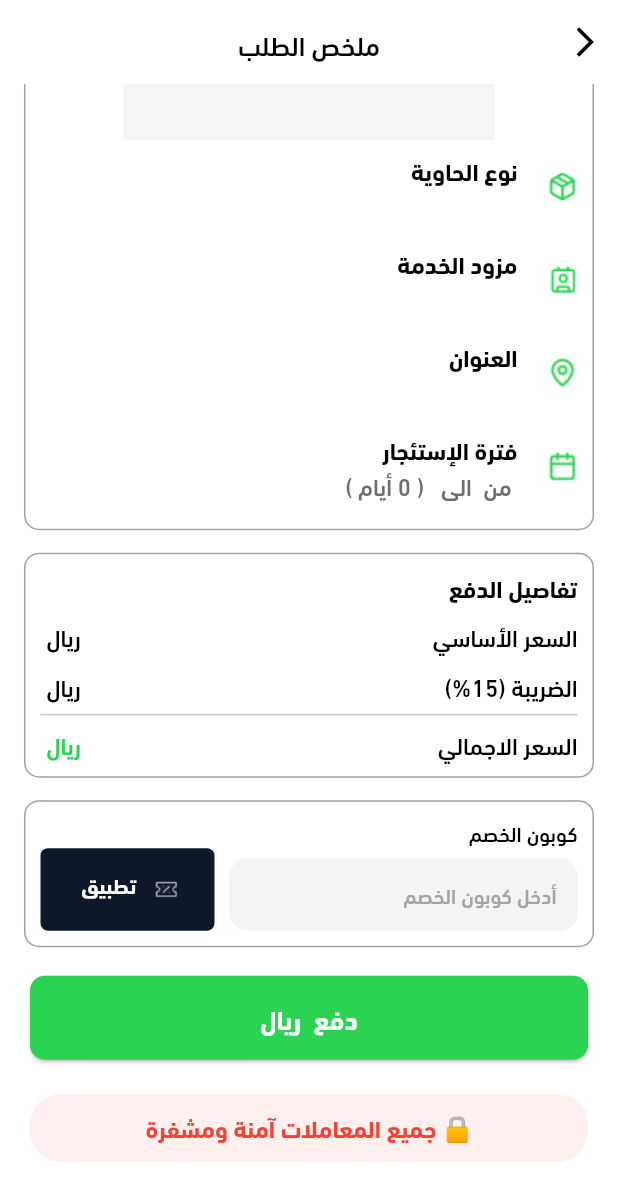
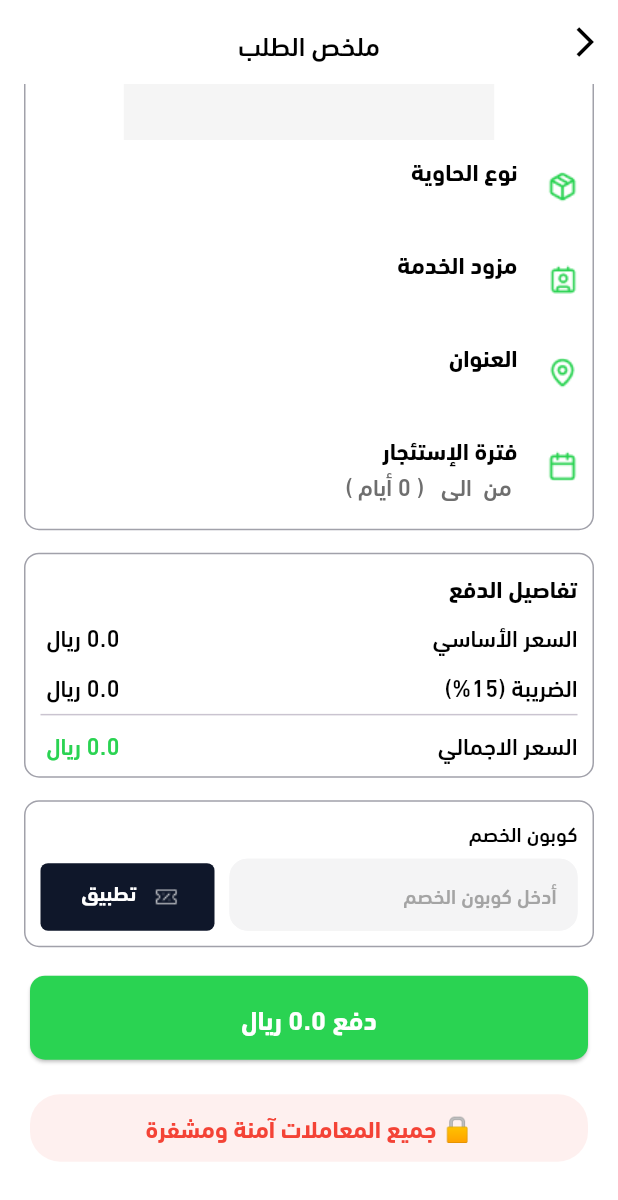
Before and after one commit to hawiaplus-maker/Hawiah-Plus, a Flutter app: the OrderReviewDetailes screen opened directly with empty values, scrolled down 142 dp, on a phone screen of 412 x 824 dp. Shown: the top 1200 px of the screen. Run offline on Flutter 3.47's test engine with Material 3 defaults, Android fonts, the light colour scheme and no system bars; our stand-ins replace bloc, bot_toast, cached_network_image, carousel_slider, cloud_firestore, connectivity_plus and 35 more; missing offline and left inert: defer_pointer, webview_flutter_android, webview_flutter_wkwebview; accounts and stored records are empty; network calls fail; project files that could hold a hidden picture were left out.

Commit message:
payment And coupone done

```diff
--- a/lib/core/networking/urls.dart
+++ b/lib/core/networking/urls.dart
@@ -55,4 +55,5 @@ class Urls {
   }
 
   static String deleteNotification(int id) => '${baseUrl}notifications/$id';
+  static String applayCoupon = '${baseUrl}coupon/check';
 }
--- a/lib/features/home/execution/screen/order_review_detailes.dart
+++ b/lib/features/home/execution/screen/order_review_detailes.dart
@@ -1,13 +1,20 @@
+import 'dart:developer';
+
 import 'package:easy_localization/easy_localization.dart';
 import 'package:flutter/material.dart';
+import 'package:flutter_bloc/flutter_bloc.dart';
 import 'package:hawiah_client/core/custom_widgets/custom_app_bar.dart';
 import 'package:hawiah_client/core/locale/app_locale_key.dart';
 import 'package:hawiah_client/core/theme/app_colors.dart';
 import 'package:hawiah_client/core/theme/app_text_style.dart';
+import 'package:hawiah_client/core/utils/common_methods.dart';
+import 'package:hawiah_client/core/utils/navigator_methods.dart';
 import 'package:hawiah_client/features/home/execution/widget/coupone_widget.dart';
 import 'package:hawiah_client/features/home/execution/widget/order_detailes_widget.dart';
 import 'package:hawiah_client/features/home/execution/widget/order_details_pricing_section.dart';
 import 'package:hawiah_client/features/order/presentation/model/order_details_model.dart';
+import 'package:hawiah_client/features/order/presentation/order-cubit/order-cubit.dart';
+import 'package:hawiah_client/features/order/presentation/screens/payment_web_view.dart';
 
 class OrderReviewDetailes extends StatelessWidget {
   const OrderReviewDetailes({super.key, required this.ordersModel});
@@ -15,6 +22,11 @@ class OrderReviewDetailes extends StatelessWidget {
   final OrderDetailsModel ordersModel;
   @override
   Widget build(BuildContext context) {
+    final rawValue = ordersModel.totalPrice.toString().replaceAll(',', '');
+    final double mainPrice = double.tryParse(rawValue) ?? 0.0;
+
+    final double tax = mainPrice * 0.15;
+    final double total = mainPrice + tax;
     return Scaffold(
       appBar: CustomAppBar(context, titleText: AppLocaleKey.orderSummary.tr()),
       body: SingleChildScrollView(
@@ -33,7 +45,29 @@ class OrderReviewDetailes extends StatelessWidget {
             SizedBox(
               height: 15,
             ),
-            SizedBox(
+            GestureDetector(
+              onTap: () {
+                log("get payment link");
+                context.read<OrderCubit>().getPaymentLink(
+                    orderId: ordersModel.id!,
+                    onSuccess: (url) {
+                      if (url.contains('already exists') == true) {
+                        CommonMethods.showError(message: url);
+                      } else {
+                        NavigatorMethods.pushNamed(context, CustomPaymentWebViewScreen.routeName,
+                            arguments: PaymentArgs(
+                                url: url,
+                                onFailed: () {
+                                  CommonMethods.showError(message: AppLocaleKey.paymentFailed.tr());
+                                },
+                                onSuccess: () {
+                                  CommonMethods.showToast(
+                                      message: AppLocaleKey.paymentSuccess.tr());
+                                }));
+                      }
+                    });
+              },
+              child: SizedBox(
                 width: double.infinity,
                 child: Card(
                   shape: RoundedRectangleBorder(
@@ -45,9 +79,10 @@ class OrderReviewDetailes extends StatelessWidget {
                       padding: const EdgeInsets.all(15.0),
                       child: Text(
                         AppLocaleKey.payXSar.tr(
-                        args: [ordersModel.totalPrice.toString()],
+                          args: [total.toString()],
                         ),
                         style: AppTextStyle.text18_700.copyWith(color: AppColor.whiteColor),
+                      ),
                     ),
                   ),
                 ),
--- a/lib/features/home/execution/widget/coupone_widget.dart
+++ b/lib/features/home/execution/widget/coupone_widget.dart
@@ -1,16 +1,32 @@
 import 'package:easy_localization/easy_localization.dart';
 import 'package:flutter/material.dart';
+import 'package:flutter_bloc/flutter_bloc.dart';
 import 'package:hawiah_client/core/custom_widgets/custom-text-field-widget.dart';
 import 'package:hawiah_client/core/custom_widgets/custom_button.dart';
 import 'package:hawiah_client/core/images/app_images.dart';
 import 'package:hawiah_client/core/locale/app_locale_key.dart';
 import 'package:hawiah_client/core/theme/app_colors.dart';
 import 'package:hawiah_client/core/theme/app_text_style.dart';
+import 'package:hawiah_client/core/utils/validation_methods.dart';
+import 'package:hawiah_client/features/order/presentation/order-cubit/order-cubit.dart';
 
-class CouponeWidget extends StatelessWidget {
+class CouponeWidget extends StatefulWidget {
   const CouponeWidget({
     super.key,
   });
+
+  @override
+  State<CouponeWidget> createState() => _CouponeWidgetState();
+}
+
+class _CouponeWidgetState extends State<CouponeWidget> {
+  final controller = TextEditingController();
+  final _formkey = GlobalKey<FormState>();
+  @override
+  void dispose() {
+    controller.dispose();
+    super.dispose();
+  }
 
   @override
   Widget build(BuildContext context) {
@@ -21,14 +37,18 @@ class CouponeWidget extends StatelessWidget {
         borderRadius: BorderRadius.circular(10),
         border: Border.all(color: AppColor.lightGreyColor),
       ),
+      child: Form(
+        key: _formkey,
         child: Row(
           crossAxisAlignment: CrossAxisAlignment.end,
           children: [
             Expanded(
               flex: 2,
               child: CustomTextField(
+                controller: controller,
                 title: AppLocaleKey.discountCoupon.tr(),
                 hintText: AppLocaleKey.enterDiscountCoupon.tr(),
+                validator: ValidationMethods.validateEmptyField,
               ),
             ),
             const SizedBox(
@@ -37,16 +57,25 @@ class CouponeWidget extends StatelessWidget {
             Expanded(
               flex: 1,
               child: CustomButton(
+                height: 45,
                 radius: 5,
                 prefixIcon: Image.asset(AppImages.copunImage, height: 20, width: 20),
                 color: AppColor.secondAppColor,
                 text: AppLocaleKey.apply.tr(),
                 style: AppTextStyle.text14_600.copyWith(color: AppColor.whiteColor, height: -0.5),
-              onPressed: () {},
+                onPressed: () {
+                  if (_formkey.currentState!.validate()) {
+                    context.read<OrderCubit>().applyCoupon(
+                          code: controller.text,
+                          onSuccess: () {},
+                        );
+                  }
+                },
               ),
             )
           ],
         ),
+      ),
     );
   }
 }
--- a/lib/features/home/execution/widget/order_details_pricing_section.dart
+++ b/lib/features/home/execution/widget/order_details_pricing_section.dart
@@ -10,6 +10,11 @@ class OrderDetailsPricingSection extends StatelessWidget {
   final OrderDetailsModel ordersModel;
   @override
   Widget build(BuildContext context) {
+    final rawValue = ordersModel.totalPrice.toString().replaceAll(',', '');
+    final double mainPrice = double.tryParse(rawValue) ?? 0.0;
+
+    final double tax = mainPrice * 0.15;
+    final double total = mainPrice + tax;
     return Container(
       padding: const EdgeInsets.all(10),
       width: double.infinity,
@@ -26,7 +31,7 @@ class OrderDetailsPricingSection extends StatelessWidget {
             mainAxisAlignment: MainAxisAlignment.spaceBetween,
             children: [
               Text(AppLocaleKey.mainPrice.tr(), style: AppTextStyle.text16_400),
-              Text(AppLocaleKey.sar.tr(args: [ordersModel.totalPrice.toString()]),
+              Text(AppLocaleKey.sar.tr(args: [mainPrice.toString()]),
                   style: AppTextStyle.text16_400),
             ],
           ),
@@ -35,8 +40,7 @@ class OrderDetailsPricingSection extends StatelessWidget {
             mainAxisAlignment: MainAxisAlignment.spaceBetween,
             children: [
               Text(AppLocaleKey.tax.tr(args: [15.toString()]), style: AppTextStyle.text16_400),
-              Text(AppLocaleKey.sar.tr(args: [ordersModel.totalPrice.toString()]),
-                  style: AppTextStyle.text16_400),
+              Text(AppLocaleKey.sar.tr(args: [tax.toString()]), style: AppTextStyle.text16_400),
             ],
           ),
           Divider(),
@@ -44,7 +48,7 @@ class OrderDetailsPricingSection extends StatelessWidget {
             mainAxisAlignment: MainAxisAlignment.spaceBetween,
             children: [
               Text(AppLocaleKey.totalPrice.tr(), style: AppTextStyle.text16_400),
-              Text(AppLocaleKey.sar.tr(args: [ordersModel.totalPrice.toString()]),
+              Text(AppLocaleKey.sar.tr(args: [total.toString()]),
                   style: AppTextStyle.text16_400.copyWith(color: AppColor.mainAppColor)),
             ],
           ),
```
Also changed, not shown: lib/features/order/presentation/order-cubit/order-cubit.dart (+60 -1 lines). Lines whose indentation alone changed are shown as unchanged.
